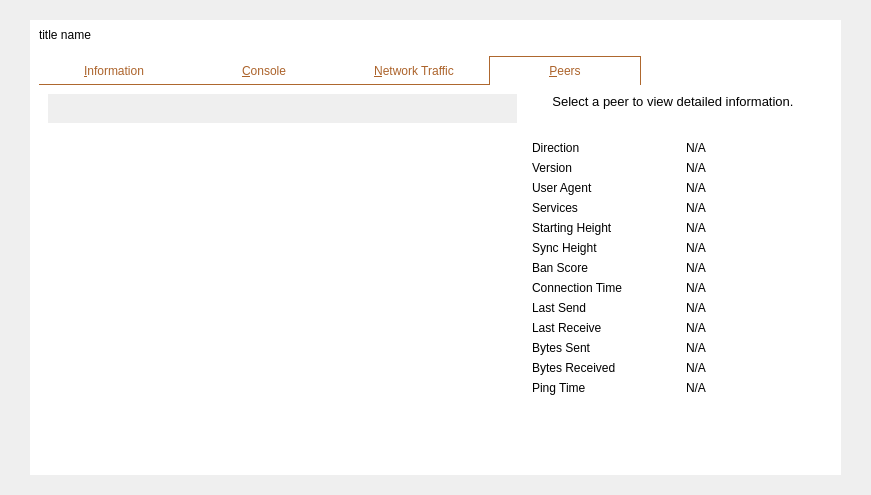
The window that src/qt/forms/rpcconsole.ui (MassGrid/MassGrid) describes before a commit, drawn with Qt 5.
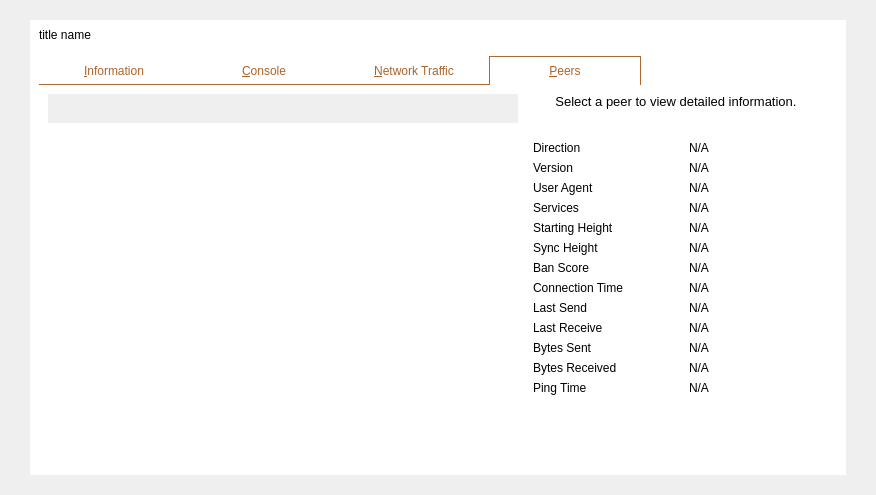
The same window after the commit. The open tabs and pages were chosen to show the change. Icons and pictures are not drawn. Custom widgets are drawn as their Qt base class.

Patch:
```diff
--- a/src/qt/forms/rpcconsole.ui
+++ b/src/qt/forms/rpcconsole.ui
@@ -1314,6 +1314,18 @@
               <layout class="QGridLayout" name="gridLayout_2">
                <item row="0" column="0" rowspan="2">
                 <widget class="QTableView" name="peerWidget">
+                 <property name="minimumSize">
+                  <size>
+                   <width>470</width>
+                   <height>0</height>
+                  </size>
+                 </property>
+                 <property name="maximumSize">
+                  <size>
+                   <width>470</width>
+                   <height>16777215</height>
+                  </size>
+                 </property>
                  <property name="styleSheet">
                   <string notr="true"/>
                  </property>
```
Left out of the diff: 2 changed lines with no effect on the pictures.
